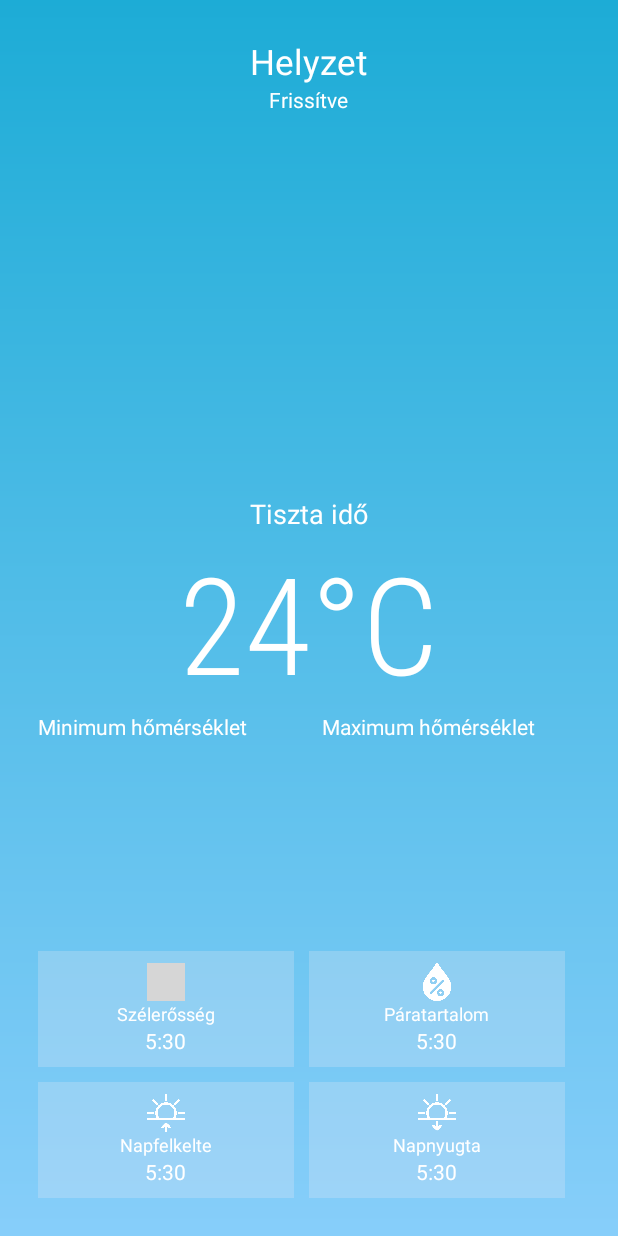
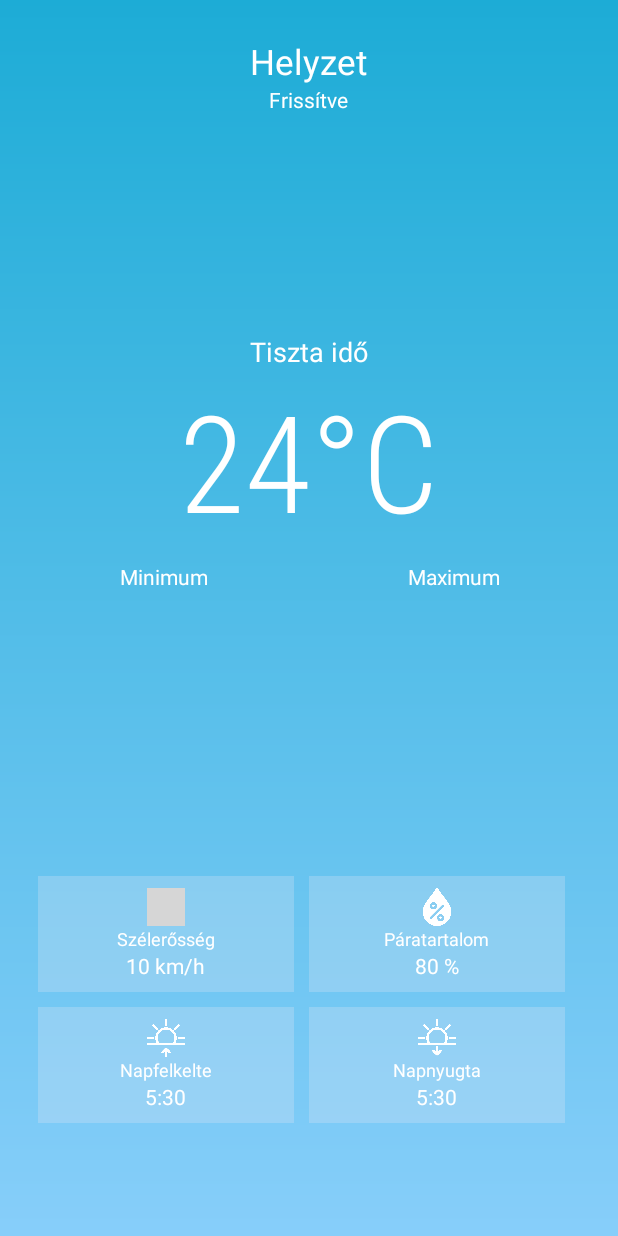
Before and after one commit to gyarmatitamas/WeatherApp, an Android app: the layout activity_main.xml on its own in the app's theme, with its tools: preview values and no code run, on a phone screen of 412 x 824 dp. Run offline under Robolectric (Android 15) with nearby library versions, the phone set to English and light mode, and no system bars; grey boxes are pictures that could not be loaded.

Commit message:
feat: utc+1 timezone added, few bug fixed

```diff
--- a/app/src/main/java/com/example/weatherapp/MainActivity.kt
+++ b/app/src/main/java/com/example/weatherapp/MainActivity.kt
@@ -1,6 +1,7 @@
 package com.example.weatherapp
 
 import android.os.AsyncTask
+import android.os.Build
 import androidx.appcompat.app.AppCompatActivity
 import android.os.Bundle
 import android.view.View
@@ -8,11 +9,18 @@ import android.widget.ProgressBar
 import android.widget.RelativeLayout
 import android.widget.TextClock
 import android.widget.TextView
+import androidx.annotation.RequiresApi
 import org.json.JSONObject
+import org.w3c.dom.Text
 import java.lang.Exception
 import java.net.URL
 import java.text.SimpleDateFormat
+import java.time.OffsetDateTime
+import java.time.ZoneId
+import java.time.ZonedDateTime
+import java.time.format.DateTimeFormatter
 import java.util.*
+import kotlin.math.roundToInt
 
 class MainActivity : AppCompatActivity() {
     val CITY: String = "debrecen,hu"
@@ -37,7 +45,7 @@ class MainActivity : AppCompatActivity() {
         override fun doInBackground(vararg params: String?): String? {
             var response: String?
             try{
-                response = URL("https://api.openweathermap.org/data/2.5/weather?q=$CITY&units=standard&appid=$API")
+                response = URL("https://api.openweathermap.org/data/2.5/weather?q=$CITY&units=metric&appid=$API&lang=hu")
                     .readText(Charsets.UTF_8)
             }
             catch (e: Exception)
@@ -47,23 +55,31 @@ class MainActivity : AppCompatActivity() {
             return response
         }
 
+        @RequiresApi(Build.VERSION_CODES.O)
         override fun onPostExecute(result: String?) {
             super.onPostExecute(result)
             try{
                 val jsonObj = JSONObject(result)
+
                 val main  = jsonObj.getJSONObject("main")
                 val sys = jsonObj.getJSONObject("sys")
                 val wind = jsonObj.getJSONObject("wind")
                 val weather = jsonObj.getJSONArray("weather").getJSONObject(0)
-                val updateAt:Long = jsonObj.getLong("dt")
-                val updateAtText = "Frissítve: "+SimpleDateFormat("hh:mm a", Locale.ENGLISH).format(Date(updateAt*1000))
-                val temp = main.getString("temp")+"°C"
-                val tempMin = "Minimum hőmérséklet: "+main.getString("temp_min")+"°C"
-                val tempMax = "Maximum hőmérséklet: "+main.getString("temp_max")+"°C"
-                val humidity = main.getString("humidity")
-                val sunrise: Long = sys.getLong("sunrise")
-                val sunset: Long = sys.getLong("sunset")
+
+                val updateAt:Long = jsonObj.getLong("dt") + 3600    // UTC + 1:00
+                val updateAtText = "Frissítve: "+SimpleDateFormat("HH:mm", Locale.ENGLISH).format(Date(updateAt*1000))
+
+                val temp = ""+main.getString("temp").toDouble().roundToInt()+"°C"                   // default is .2 double
+                val tempMin = "Minimum : "+main.getString("temp_min").toDouble().roundToInt()+"°C"  // default is .2 double
+                val tempMax = "Maximum : "+main.getString("temp_max").toDouble().roundToInt()+"°C"  // default is .2 double
                 val weatherDescription = weather.getString("description")
+
+                val humidity = main.getString("humidity") + " %"
+                val windSpeed = ""+((wind.getString("speed").toDouble()*3.6).roundToInt()) + " km/h"            // default is meter/sec
+
+                val sunrise: Long = sys.getLong("sunrise") + 3600   // UTC + 1:00
+                val sunset: Long = sys.getLong("sunset") + 3600     // UTC + 1:00
+
                 val address = jsonObj.getString("name")+", "+sys.getString("country")
 
                 findViewById<TextView>(R.id.address).text = address
@@ -72,9 +88,10 @@ class MainActivity : AppCompatActivity() {
                 findViewById<TextView>(R.id.temp).text = temp
                 findViewById<TextView>(R.id.temp_min).text = tempMin
                 findViewById<TextView>(R.id.temp_max).text = tempMax
-                findViewById<TextView>(R.id.sunrise).text = SimpleDateFormat("hh:mm a",Locale.ENGLISH).format(Date(sunrise*1000))
-                findViewById<TextView>(R.id.sunset).text = SimpleDateFormat("hh:mm a",Locale.ENGLISH).format(Date(sunset*1000))
+                findViewById<TextView>(R.id.wind).text = windSpeed
                 findViewById<TextView>(R.id.humidity).text = humidity
+                findViewById<TextView>(R.id.sunrise).text = SimpleDateFormat("HH:mm",Locale.FRANCE).format(Date(sunrise*1000))
+                findViewById<TextView>(R.id.sunset).text = SimpleDateFormat("HH:mm",Locale.FRANCE).format(Date(sunset*1000))
 
                 findViewById<ProgressBar>(R.id.loader).visibility = View.GONE
                 findViewById<RelativeLayout>(R.id.mainContainer).visibility = View.VISIBLE
--- a/app/src/main/res/layout/activity_main.xml
+++ b/app/src/main/res/layout/activity_main.xml
@@ -11,240 +11,284 @@
 
     <RelativeLayout
         android:id="@+id/mainContainer"
-        android:visibility="visible"
         android:layout_width="match_parent"
-        android:layout_height="match_parent">
+        android:layout_height="match_parent"
+        android:visibility="visible">
+
         <LinearLayout
 
             android:id="@+id/addressContainer"
-            android:orientation="vertical"
+            android:layout_width="match_parent"
+            android:layout_height="wrap_content"
             android:gravity="center"
-
-            android:layout_width="match_parent"
-            android:layout_height="wrap_content">
+            android:orientation="vertical">
 
             <TextView
                 android:id="@+id/address"
-                android:textSize="23sp"
+                android:layout_width="wrap_content"
+                android:layout_height="wrap_content"
                 android:text="Helyzet"
-                android:layout_width="wrap_content"
-                android:layout_height="wrap_content">
-            </TextView>
+                android:textSize="23sp"></TextView>
+
             <TextView
                 android:id="@+id/updated_at"
-                android:textSize="14sp"
+                android:layout_width="wrap_content"
+                android:layout_height="wrap_content"
                 android:text="Frissítve"
-                android:layout_width="wrap_content"
-                android:layout_height="wrap_content">
-            </TextView>
+                android:textSize="14sp"></TextView>
         </LinearLayout>
+
         <LinearLayout
             android:id="@+id/overViewContainer"
+            android:layout_width="match_parent"
+            android:layout_height="wrap_content"
+            android:layout_centerInParent="true"
             android:orientation="vertical"
-            android:layout_centerInParent="true"
-            android:layout_width="match_parent"
-            android:layout_height="wrap_content">
+            android:paddingBottom="200dp">
 
             <TextView
                 android:id="@+id/status"
-                android:textSize="18sp"
+                android:layout_width="wrap_content"
+                android:layout_height="wrap_content"
                 android:layout_gravity="center"
                 android:text="Tiszta idő"
-                android:layout_width="wrap_content"
-                android:layout_height="wrap_content">
-            </TextView>
+                android:textSize="18sp"></TextView>
+
             <TextView
                 android:id="@+id/temp"
-                android:textSize="90sp"
+                android:layout_width="wrap_content"
+                android:layout_height="wrap_content"
+                android:layout_gravity="center"
                 android:fontFamily="sans-serif-condensed-light"
+                android:text="24°C"
+                android:textSize="90sp">
+            </TextView>
+
+            <LinearLayout
+                android:layout_width="match_parent"
+                android:layout_height="wrap_content"
                 android:layout_gravity="center"
-                android:text="24°C"
-                android:layout_width="wrap_content"
-                android:layout_height="wrap_content">
-            </TextView>
+                android:orientation="horizontal"
+                android:weightSum="2">
                 <LinearLayout
-                android:orientation="horizontal"
-                android:layout_gravity="center"
-                android:layout_width="match_parent"
-                android:layout_height="wrap_content">
+                    android:layout_width="0dp"
+                    android:layout_height="wrap_content"
+                    android:layout_weight="1"
+                    android:orientation="vertical"
+                    android:padding="8dp"
+                    >
+
                     <TextView
                         android:id="@+id/temp_min"
-                    android:text="Minimum hőmérséklet"
                         android:layout_width="wrap_content"
+                        android:layout_height="wrap_content"
+                        android:layout_gravity="center"
+                        android:text="Minimum">
+                    </TextView>
+                </LinearLayout>
+
+                <Space
+                    android:layout_width="25dp"
                     android:layout_height="wrap_content">
-                </TextView>
-                <Space
-                    android:layout_width="50dp"
-                    android:layout_height="wrap_content">
+                </Space>
 
-                </Space>
+                <LinearLayout
+                    android:layout_width="0dp"
+                    android:layout_height="wrap_content"
+                    android:layout_weight="1"
+                    android:orientation="vertical"
+                    android:padding="8dp">
+
                     <TextView
                         android:id="@+id/temp_max"
-                    android:text="Maximum hőmérséklet"
                         android:layout_width="wrap_content"
-                    android:layout_height="wrap_content">
+                        android:layout_height="wrap_content"
+                        android:text="Maximum"
+                        android:layout_gravity="center">
+
                     </TextView>
                 </LinearLayout>
+
             </LinearLayout>
+        </LinearLayout>
+
         <LinearLayout
             android:id="@+id/detailsContainer"
+            android:layout_width="match_parent"
+            android:layout_height="wrap_content"
+            android:layout_alignParentBottom="true"
             android:orientation="vertical"
-            android:layout_alignParentBottom="true"
-            android:layout_width="match_parent"
-            android:layout_height="wrap_content">
+            android:layout_marginBottom="50dp">
 
             <LinearLayout
-                android:weightSum="2"
+                android:layout_width="match_parent"
+                android:layout_height="wrap_content"
                 android:orientation="horizontal"
-                android:layout_width="match_parent"
-                android:layout_height="wrap_content">
+                android:weightSum="2">
 
 
                 <LinearLayout
+                    android:layout_width="0dp"
+                    android:layout_height="wrap_content"
+                    android:layout_weight="1"
+                    android:background="#3cf1ebf1"
+                    android:gravity="center"
                     android:orientation="vertical"
-                    android:layout_weight="1"
-                    android:gravity="center"
-                    android:padding="8dp"
-                    android:background="#3cf1ebf1"
-                    android:layout_width="0dp"
-                    android:layout_height="wrap_content">
+                    android:padding="8dp">
+
                     <ImageView
-                        android:src="@drawable/wind"
                         android:layout_width="25dp"
                         android:layout_height="25dp"
-                        app:tint="#FFF">
-                    </ImageView>
-                    <Space android:layout_height="wrap_content" android:layout_width="5dp">
-                    </Space>
+                        android:src="@drawable/wind"
+                        app:tint="#FFF"></ImageView>
+
+                    <Space
+                        android:layout_width="5dp"
+                        android:layout_height="wrap_content"></Space>
+
                     <TextView
-                        android:textSize="12sp"
+                        android:layout_width="wrap_content"
+                        android:layout_height="wrap_content"
                         android:text="Szélerősség"
-                        android:layout_width="wrap_content"
-                        android:layout_height="wrap_content">
-                    </TextView>
+                        android:textSize="12sp"></TextView>
+
                     <TextView
                         android:id="@+id/wind"
-                        android:textSize="14sp"
-                        android:text="5:30"
                         android:layout_width="wrap_content"
-                        android:layout_height="wrap_content">
-                    </TextView>
+                        android:layout_height="wrap_content"
+                        android:text="10 km/h"
+                        android:textSize="14sp"></TextView>
                 </LinearLayout>
-                <Space android:layout_width="10dp" android:layout_height="wrap_content">
-                </Space>
+
+                <Space
+                    android:layout_width="10dp"
+                    android:layout_height="wrap_content"></Space>
 
                 <LinearLayout
+                    android:layout_width="0dp"
+                    android:layout_height="wrap_content"
+                    android:layout_weight="1"
+                    android:background="#3cf1ebf1"
+                    android:gravity="center"
                     android:orientation="vertical"
-                    android:layout_weight="1"
-                    android:gravity="center"
-                    android:padding="8dp"
-                    android:background="#3cf1ebf1"
-                    android:layout_width="0dp"
-                    android:layout_height="wrap_content">
+                    android:padding="8dp">
+
                     <ImageView
-                        android:src="@drawable/humidity"
                         android:layout_width="25dp"
                         android:layout_height="25dp"
-                        app:tint="#FFF">
-                    </ImageView>
-                    <Space android:layout_height="wrap_content" android:layout_width="5dp">
-                    </Space>
+                        android:src="@drawable/humidity"
+                        app:tint="#FFF"></ImageView>
+
+                    <Space
+                        android:layout_width="5dp"
+                        android:layout_height="wrap_content"></Space>
+
                     <TextView
-                        android:textSize="12sp"
+                        android:layout_width="wrap_content"
+                        android:layout_height="wrap_content"
                         android:text="Páratartalom"
-                        android:layout_width="wrap_content"
-                        android:layout_height="wrap_content">
-                    </TextView>
+                        android:textSize="12sp"></TextView>
+
                     <TextView
                         android:id="@+id/humidity"
-                        android:textSize="14sp"
-                        android:text="5:30"
                         android:layout_width="wrap_content"
-                        android:layout_height="wrap_content">
-                    </TextView>
+                        android:layout_height="wrap_content"
+                        android:text="80 %"
+                        android:textSize="14sp"></TextView>
                 </LinearLayout>
-                <Space android:layout_width="10dp" android:layout_height="wrap_content">
-                </Space>
+
+                <Space
+                    android:layout_width="10dp"
+                    android:layout_height="wrap_content"></Space>
 
 
             </LinearLayout>
 
-            <Space android:layout_width="wrap_content" android:layout_height="10dp">
+            <Space
+                android:layout_width="wrap_content"
+                android:layout_height="10dp">
 
             </Space>
 
             <LinearLayout
-                android:weightSum="2"
+                android:layout_width="match_parent"
+                android:layout_height="wrap_content"
                 android:orientation="horizontal"
-                android:layout_width="match_parent"
-                android:layout_height="wrap_content">
-
+                android:weightSum="2">
 
                 <LinearLayout
+                    android:layout_width="0dp"
+                    android:layout_height="wrap_content"
+                    android:layout_weight="1"
+                    android:background="#3cf1ebf1"
+                    android:gravity="center"
                     android:orientation="vertical"
-                    android:layout_weight="1"
-                    android:gravity="center"
-                    android:padding="8dp"
-                    android:background="#3cf1ebf1"
-                    android:layout_width="0dp"
-                    android:layout_height="wrap_content">
+                    android:padding="8dp">
+
                     <ImageView
-                        android:src="@drawable/sunrise"
                         android:layout_width="25dp"
                         android:layout_height="25dp"
-                        app:tint="#FFF">
-                    </ImageView>
-                    <Space android:layout_height="wrap_content" android:layout_width="5dp">
-                    </Space>
+                        android:src="@drawable/sunrise"
+                        app:tint="#FFF"></ImageView>
+
+                    <Space
+                        android:layout_width="5dp"
+                        android:layout_height="wrap_content"></Space>
+
                     <TextView
-                        android:textSize="12sp"
+                        android:layout_width="wrap_content"
+                        android:layout_height="wrap_content"
                         android:text="Napfelkelte"
-                        android:layout_width="wrap_content"
-                        android:layout_height="wrap_content">
-                    </TextView>
+                        android:textSize="12sp"></TextView>
+
                     <TextView
                         android:id="@+id/sunrise"
-                        android:textSize="14sp"
+                        android:layout_width="wrap_content"
+                        android:layout_height="wrap_content"
                         android:text="5:30"
-                        android:layout_width="wrap_content"
-                        android:layout_height="wrap_content">
-                    </TextView>
+                        android:textSize="14sp"></TextView>
                 </LinearLayout>
-                <Space android:layout_width="10dp" android:layout_height="wrap_content">
-                </Space>
+
+                <Space
+                    android:layout_width="10dp"
+                    android:layout_height="wrap_content"></Space>
 
                 <LinearLayout
+                    android:layout_width="0dp"
+                    android:layout_height="wrap_content"
+                    android:layout_weight="1"
+                    android:background="#3cf1ebf1"
+                    android:gravity="center"
                     android:orientation="vertical"
-                    android:layout_weight="1"
-                    android:gravity="center"
-                    android:padding="8dp"
-                    android:background="#3cf1ebf1"
-                    android:layout_width="0dp"
-                    android:layout_height="wrap_content">
+                    android:padding="8dp">
+
                     <ImageView
-                        android:src="@drawable/sunset"
                         android:layout_width="25dp"
                         android:layout_height="25dp"
-                        app:tint="#FFF">
-                    </ImageView>
-                    <Space android:layout_height="wrap_content" android:layout_width="5dp">
-                    </Space>
+                        android:src="@drawable/sunset"
+                        app:tint="#FFF"></ImageView>
+
+                    <Space
+                        android:layout_width="5dp"
+                        android:layout_height="wrap_content"></Space>
+
                     <TextView
-                        android:textSize="12sp"
+                        android:layout_width="wrap_content"
+                        android:layout_height="wrap_content"
                         android:text="Napnyugta"
-                        android:layout_width="wrap_content"
-                        android:layout_height="wrap_content">
-                    </TextView>
+                        android:textSize="12sp"></TextView>
+
                     <TextView
                         android:id="@+id/sunset"
-                        android:textSize="14sp"
+                        android:layout_width="wrap_content"
+                        android:layout_height="wrap_content"
                         android:text="5:30"
-                        android:layout_width="wrap_content"
-                        android:layout_height="wrap_content">
-                    </TextView>
+                        android:textSize="14sp"></TextView>
                 </LinearLayout>
-                <Space android:layout_width="10dp" android:layout_height="wrap_content">
-                </Space>
+
+                <Space
+                    android:layout_width="10dp"
+                    android:layout_height="wrap_content"></Space>
 
             </LinearLayout>
 
```
Lines whose indentation alone changed are shown as unchanged.
